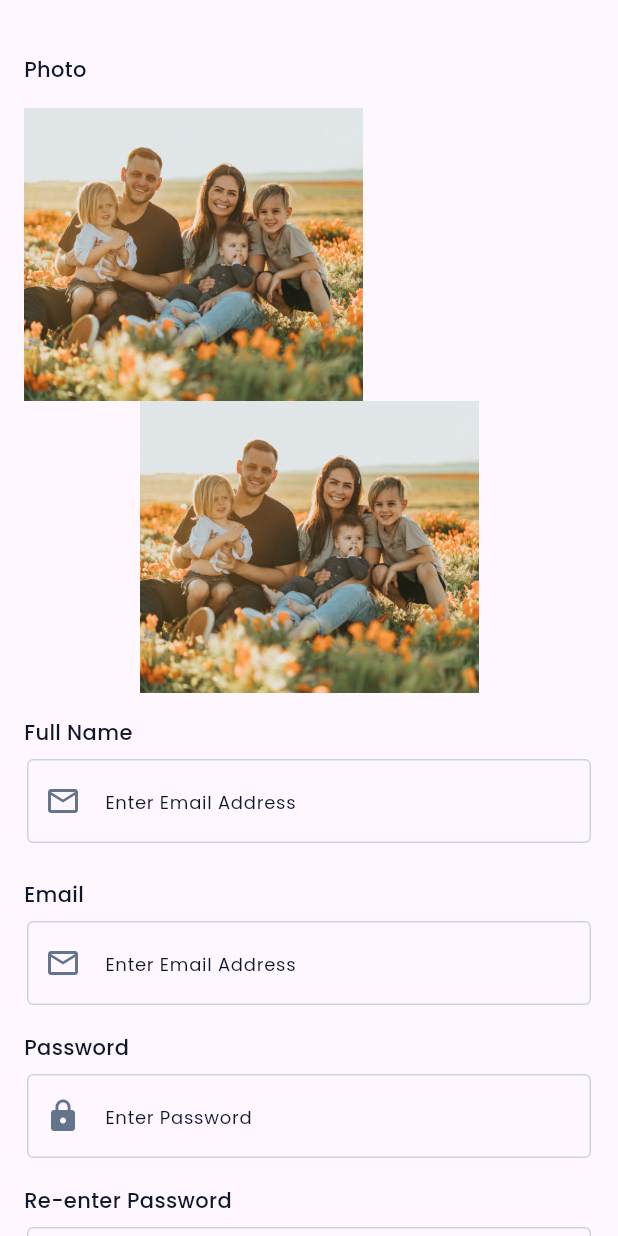
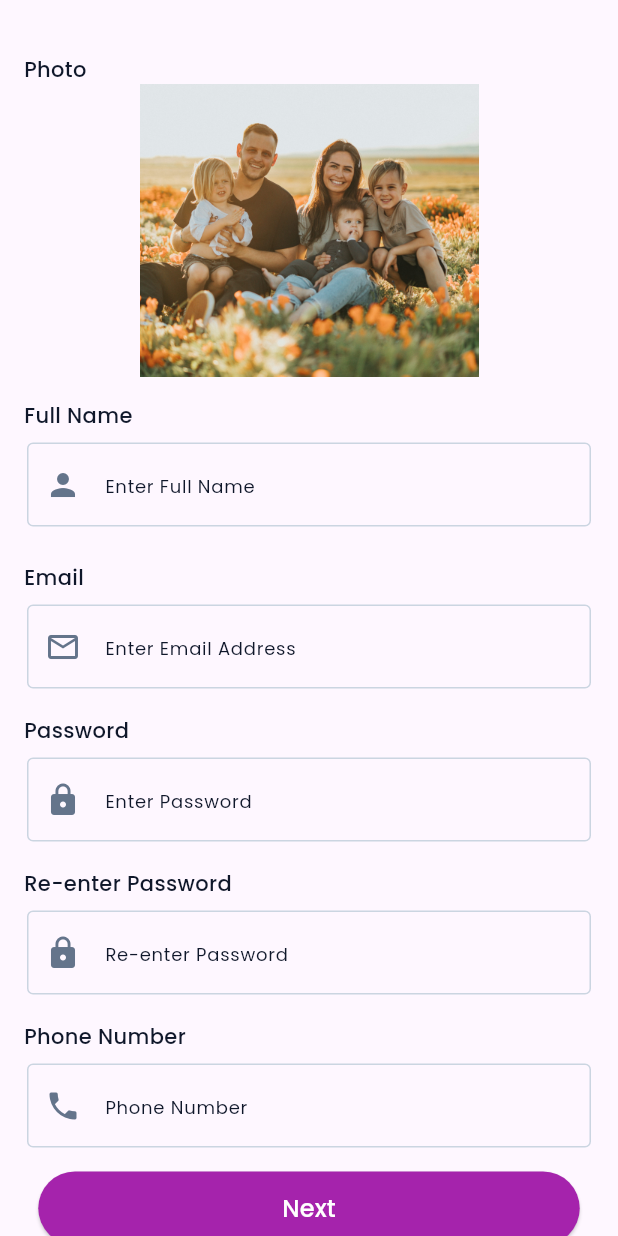
Before and after one commit to fwdAndroid/connectingfamilies, a Flutter app: the screen it shows after launch, after a tap on an icon or button, on a phone screen of 412 x 824 dp. Run offline on Flutter 3.47's test engine with Material 3 defaults, Android fonts, the phone set to English and light mode, and no system bars; our stand-ins replace cloud_firestore, firebase_core, geocoding, geolocator, google_fonts, group_button and 3 more; accounts and stored records are empty.

Commit message:
Locations Record

```diff
--- a/lib/main.dart
+++ b/lib/main.dart
@@ -5,6 +5,8 @@ import 'package:flutter/material.dart';
 import 'firebase_options.dart';
 
 void main() async {
+  WidgetsFlutterBinding.ensureInitialized();
+
   await Firebase.initializeApp(
     options: DefaultFirebaseOptions.currentPlatform,
   );
--- a/lib/screen/auth/signup_screen.dart
+++ b/lib/screen/auth/signup_screen.dart
@@ -53,17 +53,6 @@ class _SignupScreenState extends State<SignupScreen> {
                 ),
               ),
             ),
-            Padding(
-              padding: const EdgeInsets.only(top: 16.0, left: 16),
-              child: Align(
-                alignment: AlignmentDirectional.topStart,
-                child: Image.asset(
-                  "assets/photo.png",
-                  width: 226,
-                  height: 195,
-                ),
-              ),
-            ),
             GestureDetector(
               onTap: () => selectImage(),
               child: image != null
@@ -102,7 +91,7 @@ class _SignupScreenState extends State<SignupScreen> {
                     keyboardType: TextInputType.emailAddress,
                     decoration: InputDecoration(
                         prefixIcon: Icon(
-                          Icons.email_outlined,
+                          Icons.person,
                           color: iconColor,
                         ),
                         enabledBorder: OutlineInputBorder(
@@ -113,7 +102,7 @@ class _SignupScreenState extends State<SignupScreen> {
                             borderSide: BorderSide(color: borderColor)),
                         border: OutlineInputBorder(
                             borderSide: BorderSide(color: borderColor)),
-                        hintText: "Enter Email Address",
+                        hintText: "Enter Full Name",
                         hintStyle:
                             GoogleFonts.poppins(color: black, fontSize: 12)),
                   ),
```
Also changed, not shown: 1 other file.
